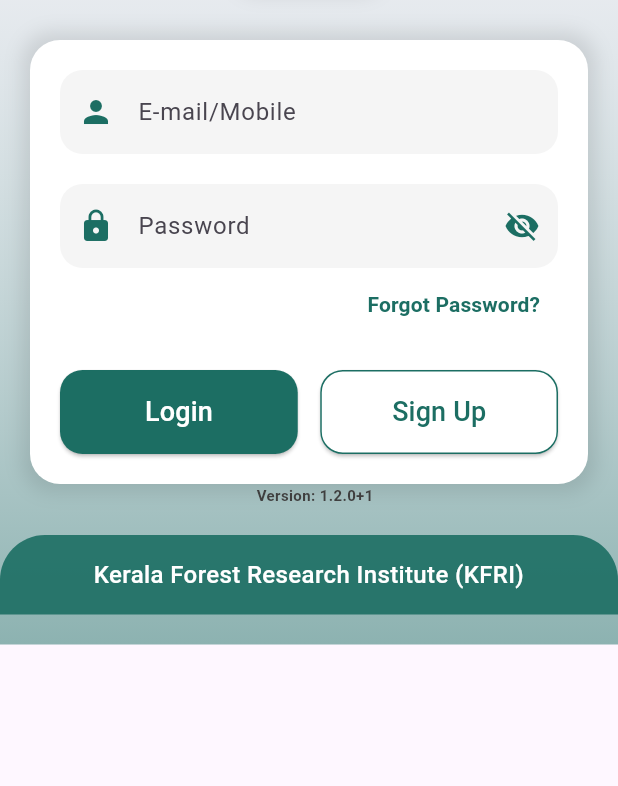
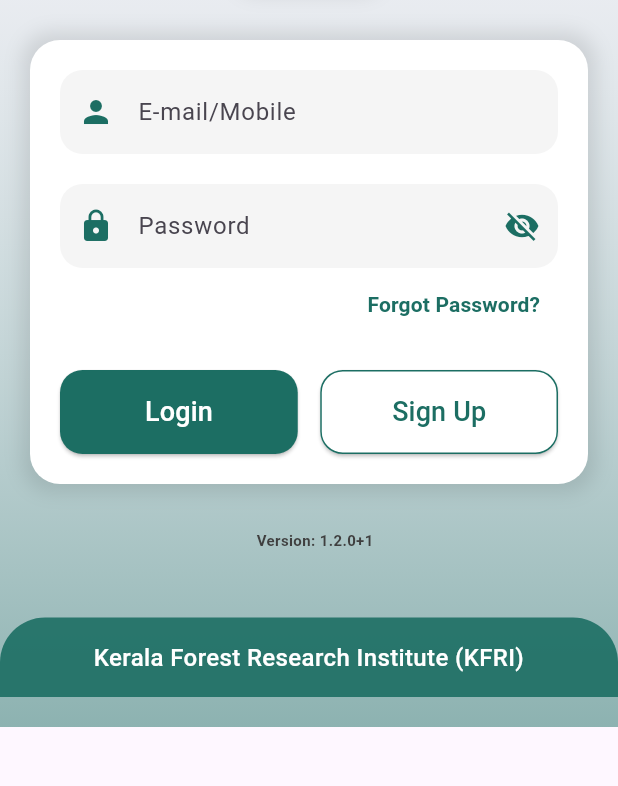
Before and after one commit to abhijeeeth/T-gram, a Flutter app: the screen it shows after launch, on a phone screen of 412 x 824 dp, the part 350-1136 px from its top. Run offline on Flutter 3.47's test engine with Material 3 defaults, Android fonts, the phone set to English and light mode, and no system bars; our stand-ins replace bloc, dio, file_picker, flutter_bloc, fluttertoast, geocoding and 15 more; missing offline and left inert: flutter_downloader, geolocator_web, image_picker_for_web, mobile_scanner, schedulers, shared_preferences_web; accounts and stored records are empty; Roboto replaces fonts that are missing (Arial, Cairo).

Commit message:
feat: add spacing between login form elements for improved layout

```diff
--- a/lib/login.dart
+++ b/lib/login.dart
@@ -137,6 +137,7 @@ class _LoginDemoState extends State<LoginDemo> {
                   ),
                   child: const LoginForm(),
                 ),
+                const SizedBox(height: 30),
                 Row(
                   children: [
                     const SizedBox(width: 8.0),
@@ -184,6 +185,7 @@ class _LoginDemoState extends State<LoginDemo> {
                     ),
                   ],
                 ),
+                const SizedBox(height: 25),
                 Container(
                   width: double.infinity,
                   margin: const EdgeInsets.symmetric(vertical: 20),
```
